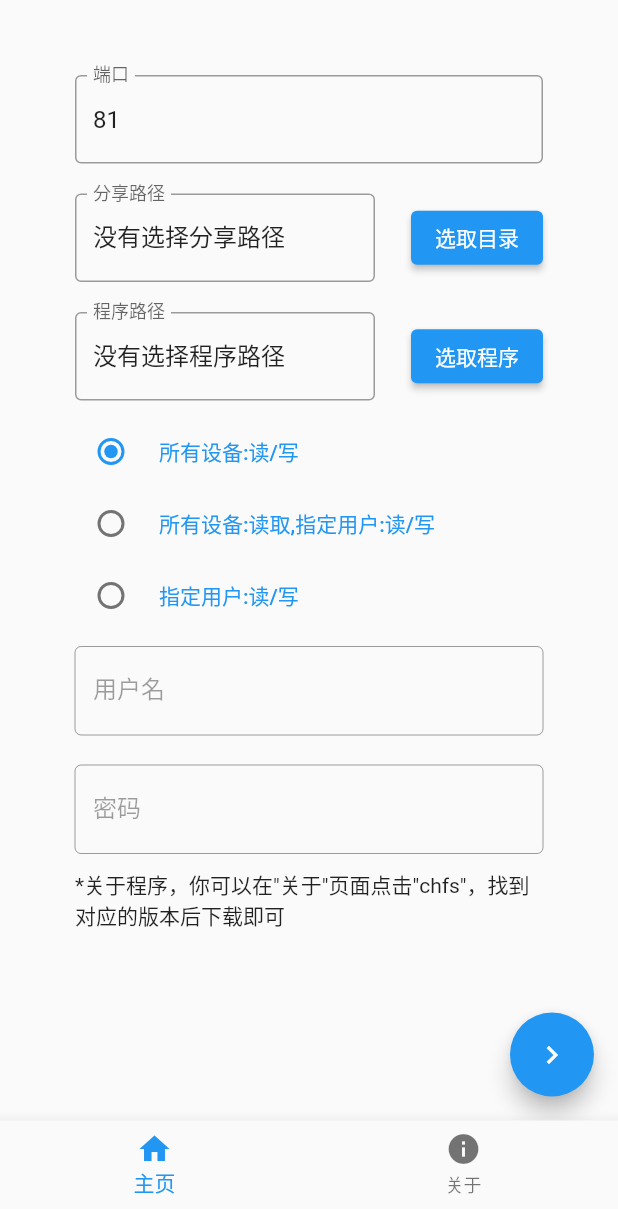
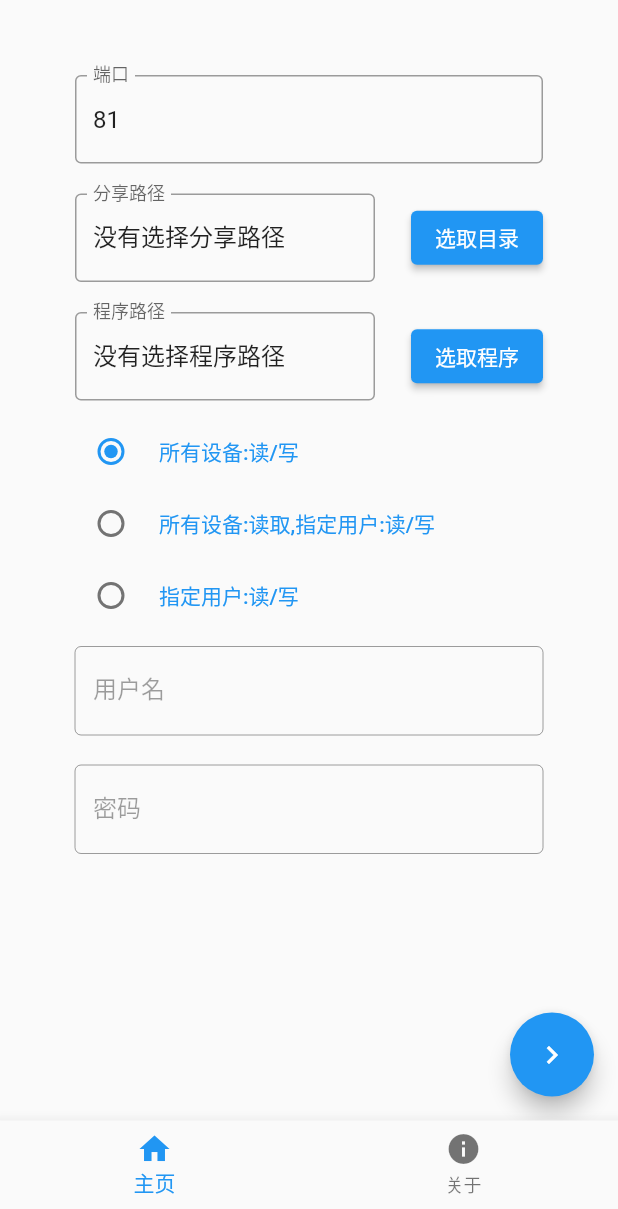
Before and after one commit to Zhoucheng133/CuteHttpFileServer-GUI, a Flutter app: the screen it shows after launch, on a phone screen of 412 x 824 dp, the part 27-1236 px from its top. Run offline on Flutter 3.47's test engine with Material 2 defaults, Android fonts, the phone set to English and light mode, and no system bars; our stand-ins replace file_picker; missing offline and left inert: bitsdojo_window, process_run.

Commit message:
调整布局

```diff
--- a/lib/main.dart
+++ b/lib/main.dart
@@ -10,7 +10,7 @@ void main() {
   runApp(const MainApp());
   doWhenWindowReady(() {
     final win = appWindow;
-    const initialSize = Size(400, 700);
+    const initialSize = Size(400, 650);
     win.size = initialSize;
     win.minSize = initialSize;
     win.maxSize = initialSize;
@@ -451,10 +451,6 @@ class _HomePageState extends State<HomePage> {
                       labelText: "密码"
                     ),
                   ),
-                  SizedBox(
-                    height: 10,
-                  ),
-                  Text("*关于程序，你可以在\"关于\"页面点击\"chfs\"，找到对应的版本后下载即可")
                 ],
               ),
             ),
```
